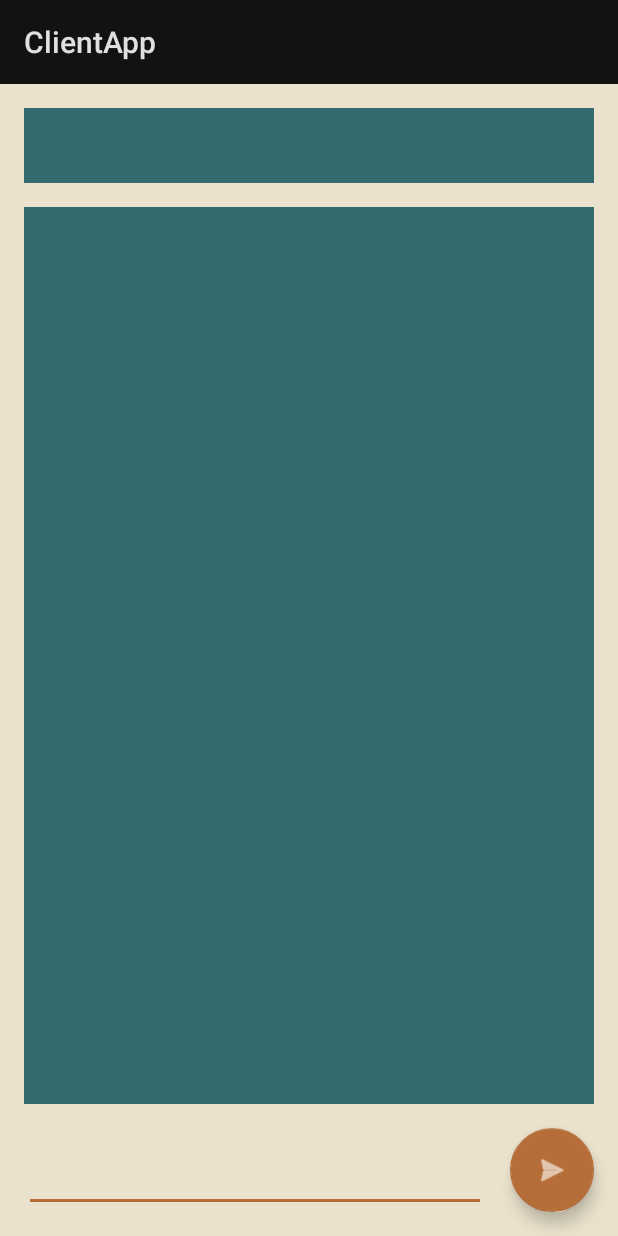
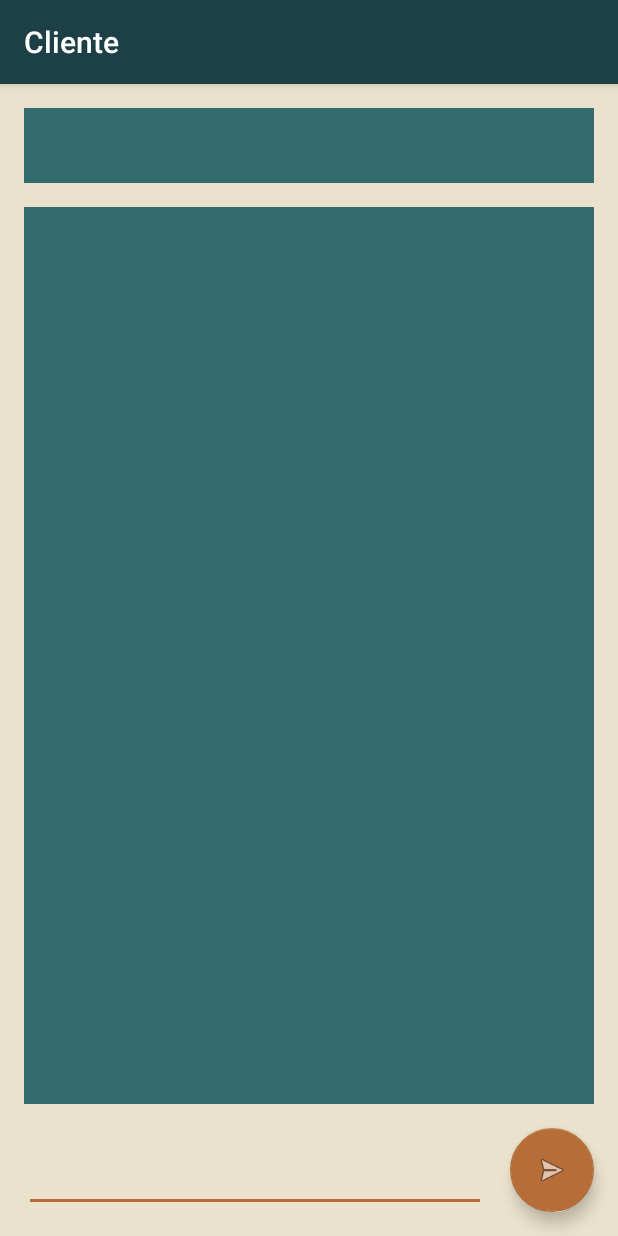
Before and after one commit to froi0409/Switch-Virtual-Modo-GUI-, an Android app: the screen it shows after launch (MainActivity), on a phone screen of 412 x 824 dp. Run offline under Robolectric (Android 15) with nearby library versions, the phone set to English and light mode, and no system bars.

Commit message:
Se ha finalizado con el color de la navbar

```diff
--- a/ClientApp/app/src/main/res/values-night/themes.xml
+++ b/ClientApp/app/src/main/res/values-night/themes.xml
@@ -1,6 +1,6 @@
 <resources xmlns:tools="http://schemas.android.com/tools">
     <!-- Base application theme. -->
-    <style name="Theme.ClientApp" parent="Theme.MaterialComponents">
+    <style name="Theme.ClientApp" parent="Theme.AppCompat">
         <!-- Primary brand color. -->
         <item name="colorPrimary">@color/primary</item>
         <item name="colorPrimaryVariant">@color/primary</item>
--- a/ClientApp/app/src/main/res/values/strings.xml
+++ b/ClientApp/app/src/main/res/values/strings.xml
@@ -1,3 +1,3 @@
 <resources>
-    <string name="app_name">ClientApp</string>
+    <string name="app_name">Cliente</string>
 </resources>
--- a/ClientApp/app/src/main/res/values/themes.xml
+++ b/ClientApp/app/src/main/res/values/themes.xml
@@ -1,6 +1,6 @@
 <resources xmlns:tools="http://schemas.android.com/tools">
     <!-- Base application theme. -->
-    <style name="Theme.ClientApp" parent="Theme.MaterialComponents">
+    <style name="Theme.ClientApp" parent="Theme.AppCompat">
         <!-- Primary brand color. -->
         <item name="colorPrimary">@color/primary</item>
         <item name="colorPrimaryVariant">@color/primary</item>
```
